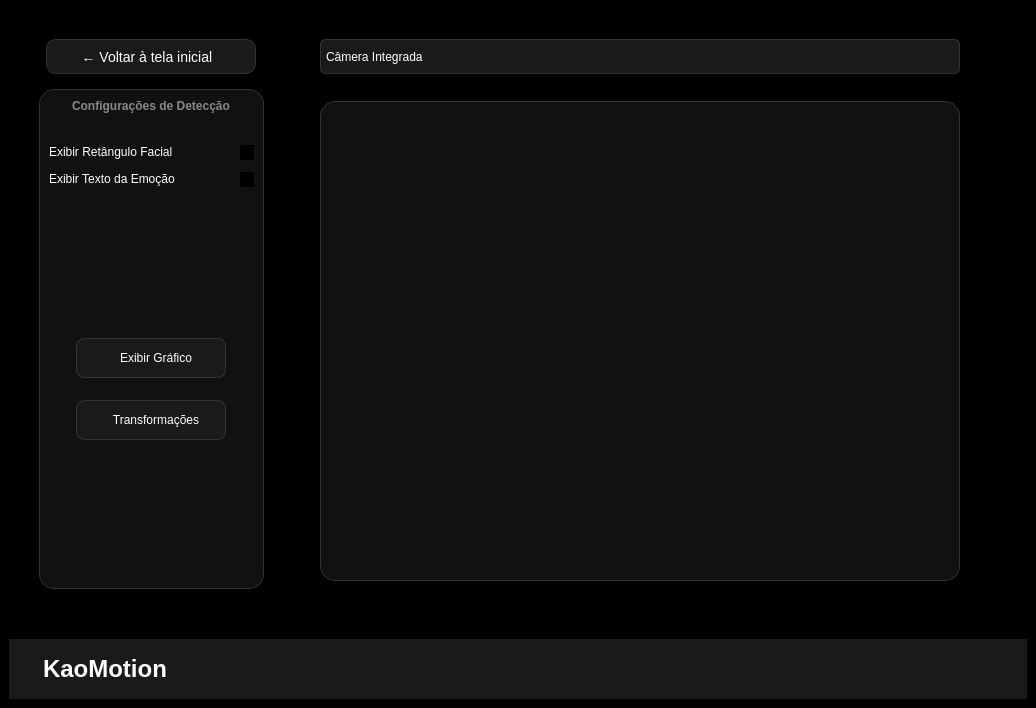
The window that UIs/tela_webcam.ui (EddiePricefield/FER-VISCOMP) describes before a commit, drawn with Qt 5.
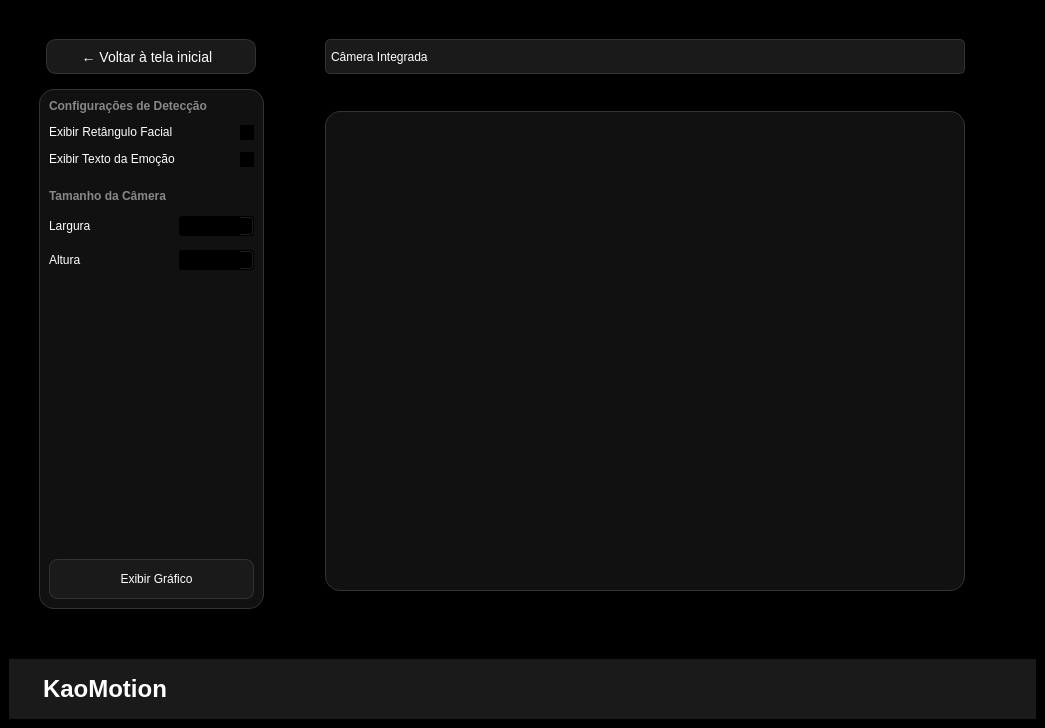
The same window after the commit.

Commit message:
GUI - Tela Webcam #2
Implementei a câmera funcionando no local correto, os checkBox para colocar o retângulo no rosto, para mostrar as emoções e 2 spinners para alterar o tamanho da tela

Diff of the .ui file:
```diff
--- a/UIs/tela_webcam.ui
+++ b/UIs/tela_webcam.ui
@@ -6,8 +6,8 @@
    <rect>
     <x>0</x>
     <y>0</y>
-    <width>1036</width>
-    <height>693</height>
+    <width>1045</width>
+    <height>728</height>
    </rect>
   </property>
   <property name="windowTitle">
@@ -105,7 +105,7 @@
             </property>
            </widget>
           </item>
-          <item alignment="Qt::AlignmentFlag::AlignHCenter">
+          <item>
            <widget class="QFrame" name="frameConfig">
             <property name="enabled">
              <bool>true</bool>
@@ -139,7 +139,7 @@
              <property name="spacing">
               <number>12</number>
              </property>
-             <item alignment="Qt::AlignmentFlag::AlignHCenter|Qt::AlignmentFlag::AlignVCenter">
+             <item>
               <widget class="QLabel" name="label_6">
                <property name="styleSheet">
                 <string notr="true">
@@ -153,22 +153,6 @@
                </property>
               </widget>
              </item>
-             <item>
-              <spacer name="verticalSpacer_3">
-               <property name="orientation">
-                <enum>Qt::Orientation::Vertical</enum>
-               </property>
-               <property name="sizeType">
-                <enum>QSizePolicy::Policy::Fixed</enum>
-               </property>
-               <property name="sizeHint" stdset="0">
-                <size>
-                 <width>20</width>
-                 <height>20</height>
-                </size>
-               </property>
-              </spacer>
-             </item>
              <item>
               <layout class="QHBoxLayout" name="horizontalLayout_2">
                <item alignment="Qt::AlignmentFlag::AlignHCenter|Qt::AlignmentFlag::AlignVCenter">
@@ -186,6 +170,9 @@
                  <property name="text">
                   <string/>
                  </property>
+                 <property name="checked">
+                  <bool>true</bool>
+                 </property>
                 </widget>
                </item>
               </layout>
@@ -204,6 +191,111 @@
                  <property name="text">
                   <string/>
                  </property>
+                 <property name="checked">
+                  <bool>true</bool>
+                 </property>
+                </widget>
+               </item>
+              </layout>
+             </item>
+             <item>
+              <spacer name="verticalSpacer_5">
+               <property name="orientation">
+                <enum>Qt::Orientation::Vertical</enum>
+               </property>
+               <property name="sizeType">
+                <enum>QSizePolicy::Policy::Fixed</enum>
+               </property>
+               <property name="sizeHint" stdset="0">
+                <size>
+                 <width>20</width>
+                 <height>10</height>
+                </size>
+               </property>
+              </spacer>
+             </item>
+             <item>
+              <widget class="QLabel" name="label">
+               <property name="styleSheet">
+                <string notr="true">
+               color: #888;
+               font-weight: bold;
+               font-size: 12px;
+              </string>
+               </property>
+               <property name="text">
+                <string>Tamanho da Câmera</string>
+               </property>
+              </widget>
+             </item>
+             <item>
+              <layout class="QHBoxLayout" name="horizontalLayout">
+               <item>
+                <widget class="QLabel" name="label_4">
+                 <property name="text">
+                  <string>Largura</string>
+                 </property>
+                </widget>
+               </item>
+               <item>
+                <widget class="QSpinBox" name="spinLargura">
+                 <property name="sizePolicy">
+                  <sizepolicy hsizetype="Fixed" vsizetype="Fixed">
+                   <horstretch>0</horstretch>
+                   <verstretch>0</verstretch>
+                  </sizepolicy>
+                 </property>
+                 <property name="minimumSize">
+                  <size>
+                   <width>75</width>
+                   <height>0</height>
+                  </size>
+                 </property>
+                 <property name="minimum">
+                  <number>100</number>
+                 </property>
+                 <property name="maximum">
+                  <number>1000</number>
+                 </property>
+                 <property name="value">
+                  <number>640</number>
+                 </property>
+                </widget>
+               </item>
+              </layout>
+             </item>
+             <item>
+              <layout class="QHBoxLayout" name="horizontalLayout_5">
+               <item>
+                <widget class="QLabel" name="label_3">
+                 <property name="text">
+                  <string>Altura</string>
+                 </property>
+                </widget>
+               </item>
+               <item>
+                <widget class="QSpinBox" name="spinAltura">
+                 <property name="sizePolicy">
+                  <sizepolicy hsizetype="Fixed" vsizetype="Fixed">
+                   <horstretch>0</horstretch>
+                   <verstretch>0</verstretch>
+                  </sizepolicy>
+                 </property>
+                 <property name="minimumSize">
+                  <size>
+                   <width>75</width>
+                   <height>0</height>
+                  </size>
+                 </property>
+                 <property name="minimum">
+                  <number>100</number>
+                 </property>
+                 <property name="maximum">
+                  <number>1000</number>
+                 </property>
+                 <property name="value">
+                  <number>480</number>
+                 </property>
                 </widget>
                </item>
               </layout>
@@ -224,7 +316,7 @@
                </property>
               </spacer>
              </item>
-             <item alignment="Qt::AlignmentFlag::AlignHCenter">
+             <item>
               <widget class="QPushButton" name="btnGrafico">
                <property name="minimumSize">
                 <size>
@@ -252,61 +344,6 @@
                </property>
               </widget>
              </item>
-             <item>
-              <spacer name="verticalSpacer_5">
-               <property name="orientation">
-                <enum>Qt::Orientation::Vertical</enum>
-               </property>
-               <property name="sizeType">
-                <enum>QSizePolicy::Policy::Fixed</enum>
-               </property>
-               <property name="sizeHint" stdset="0">
-                <size>
-                 <width>20</width>
-                 <height>10</height>
-                </size>
-               </property>
-              </spacer>
-             </item>
-             <item alignment="Qt::AlignmentFlag::AlignHCenter">
-              <widget class="QPushButton" name="btnTransformar">
-               <property name="minimumSize">
-                <size>
-                 <width>150</width>
-                 <height>40</height>
-                </size>
-               </property>
-               <property name="styleSheet">
-                <string notr="true">
-               QPushButton {
-                   background-color: #1a1a1a;
-                   color: white;
-                   border: 1px solid #333;
-                   border-radius: 8px;
-                   text-align: center;
-                   padding-left: 10px;
-               }
-               QPushButton:hover { background-color: #222; }
-              </string>
-               </property>
-               <property name="text">
-                <string>Transformações</string>
-               </property>
-              </widget>
-             </item>
-             <item>
-              <spacer name="verticalSpacer_4">
-               <property name="orientation">
-                <enum>Qt::Orientation::Vertical</enum>
-               </property>
-               <property name="sizeHint" stdset="0">
-                <size>
-                 <width>20</width>
-                 <height>40</height>
-                </size>
-               </property>
-              </spacer>
-             </item>
             </layout>
            </widget>
           </item>
```
The commit also changes 2 other files.
